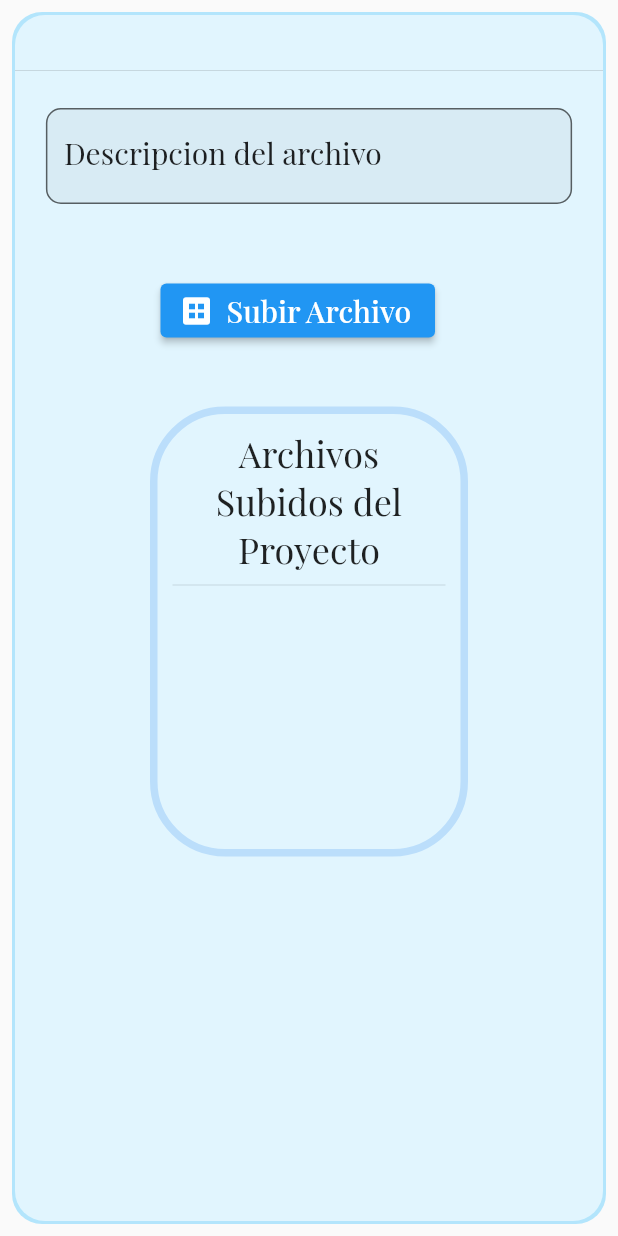
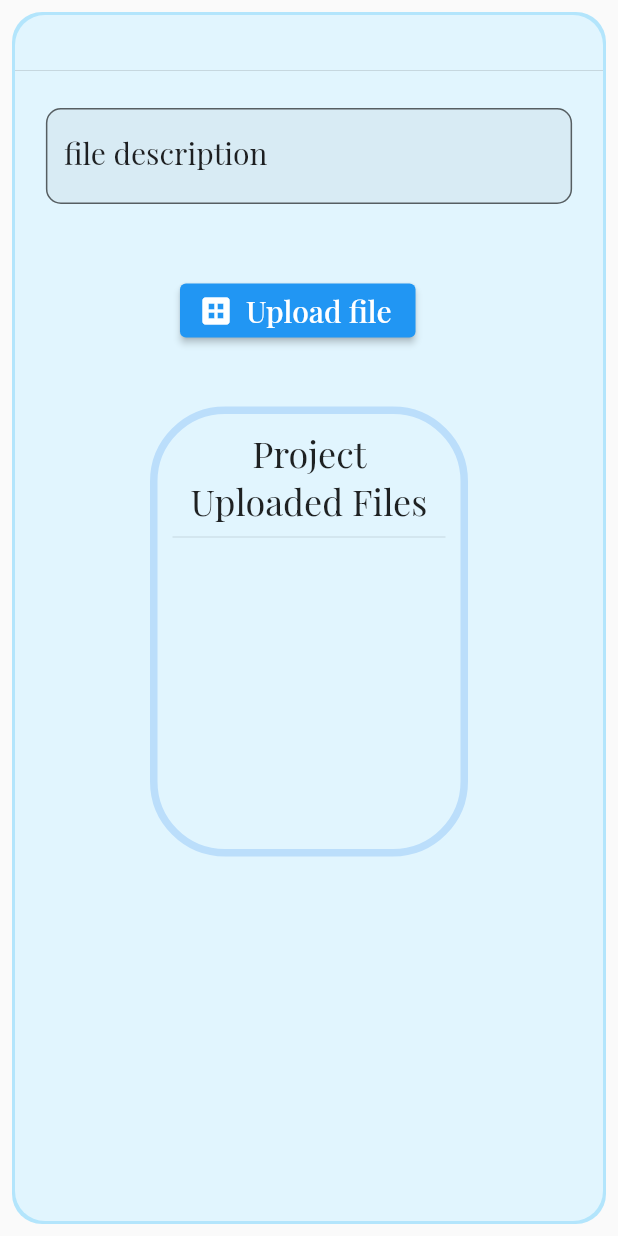
Before and after one commit to NMaximiliano/RLinkers, a Flutter app: the BoxAddFilesDataProject widget shown alone on an empty page, opened directly with empty values, on a phone screen of 412 x 824 dp. Run offline on Flutter 3.47's test engine with Material 2 defaults, Android fonts, the light colour scheme and no system bars; our stand-ins replace cloud_firestore, email_validator, file_picker, firebase_auth, firebase_core, firebase_database and 5 more; accounts and stored records are empty; generated files the repository leaves out were written again; network calls fail; statements that could not run were skipped.

Commit message:
se modifica al ingles la pagina

```diff
--- a/lib/business_logic/Auth_Provider.dart
+++ b/lib/business_logic/Auth_Provider.dart
@@ -45,9 +45,9 @@ class AuthProvider with ChangeNotifier {
     } on FirebaseAuthException catch (e) {
       late String errorText;
       if (e.code == 'user-not-found') {
-        errorText = 'El usuario no existe';
+        errorText = 'Username does not exist';
       } else if (e.code == 'wrong-password') {
-        errorText = 'Password Incorrecto';
+        errorText = 'Incorrect Password';
       } else {
         errorText = e.code;
       }
@@ -64,7 +64,7 @@ class AuthProvider with ChangeNotifier {
 
       Navigator.of(context).push(MaterialPageRoute(
           builder: (context) =>
-              StructurePage(ProfilePage(), enumIconos.menu, "Perfil")));
+              StructurePage(ProfilePage(), enumIconos.menu, "User Profile")));
     }
     notifyListeners();
   }
--- a/lib/widgets/Project/box_add_files_data_project.dart
+++ b/lib/widgets/Project/box_add_files_data_project.dart
@@ -88,7 +88,7 @@ class _BoxAddFilesDataProjectState extends State<BoxAddFilesDataProject> {
                     width: 15,
                   ),
                   MyTextField(
-                    titleField: "Descripcion del archivo",
+                    titleField: "file description",
                     nameController: widget.descriptionFileProjectController,
                   ),
                   SizedBox(
@@ -101,7 +101,7 @@ class _BoxAddFilesDataProjectState extends State<BoxAddFilesDataProject> {
                       children: <Widget>[
                         ElevatedButton.icon(
                             icon: const Icon(Icons.dataset),
-                            label: Text('Subir Archivo',
+                            label: Text('Upload file',
                                 style: TextStyle(
                                     fontSize: 20,
                                     fontFamily:
@@ -155,7 +155,7 @@ class _BoxAddFilesDataProjectState extends State<BoxAddFilesDataProject> {
                                 ),
                     child: Column(
                       children:[
-                        Text("Archivos Subidos del Proyecto",
+                        Text("Project Uploaded Files",
                           textAlign:TextAlign.center,
                           style:TextStyle(fontSize:24                            ,
                               fontFamily:GoogleFonts.getFont("Playfair Display").fontFamily),
--- a/lib/widgets/Project/box_edit_project.dart
+++ b/lib/widgets/Project/box_edit_project.dart
@@ -111,7 +111,7 @@ class _BoxEditProjectState extends State<BoxEditProject> {
                     ),
                     myDropDown(
                         dropItems: estados,
-                        chosenValue: widget.projectInternal.estado ?? 'Activo',
+                        chosenValue: widget.projectInternal.estado ?? 'Active',
                         choosingValue: (String value) {
                           _chosenEstado = value;
                           if (value != null) {
--- a/lib/widgets/Project/box_view_project.dart
+++ b/lib/widgets/Project/box_view_project.dart
@@ -102,7 +102,7 @@ class _BoxViewProjectState extends State<BoxViewProject> {
               endIndent: 20,
             ),
             Text(
-              "Estado del Proyecto : ${widget.projectInternal.estado}",
+              "Project status : ${widget.projectInternal.estado}",
               textAlign: TextAlign.center,
               textDirection: TextDirection.ltr,
               style: TextStyle(
--- a/lib/widgets/list_box_project_internal.dart
+++ b/lib/widgets/list_box_project_internal.dart
@@ -99,7 +99,7 @@ class ListBoxProjectInternal extends StatelessWidget {
                           Icons.zoom_in,
                           color: Colors.blueAccent.shade100,
                         ),
-                        tooltip: "ver Detalles del Proyecto",
+                        tooltip: "see Project Details",
                         onPressed: () {
                           Navigator.of(context).push(MaterialPageRoute(
                               builder: (context) => StructurePage(
@@ -107,7 +107,7 @@ class ListBoxProjectInternal extends StatelessWidget {
                                     projectInternal: project,
                                   ),
                                   enumIconos.menu,
-                                  "Detalle del Proyecto")));
+                                  "Project Detail")));
 
                         },
                       ),
@@ -129,7 +129,7 @@ class ListBoxProjectInternal extends StatelessWidget {
                             ],
                           ),
                           child: IconButton(
-                            tooltip: "Editar Proyecto",
+                            tooltip: "Edit Project",
                             icon: Icon(
                               Icons.edit_calendar_outlined,
                               color: Colors.redAccent.shade100,
@@ -142,7 +142,7 @@ class ListBoxProjectInternal extends StatelessWidget {
                                             projectInternal: project,
                                           ),
                                           enumIconos.menu,
-                                          "Detalle del Proyecto")));
+                                          "Project Detail")));
                             },
                           ),
                         ),
```
